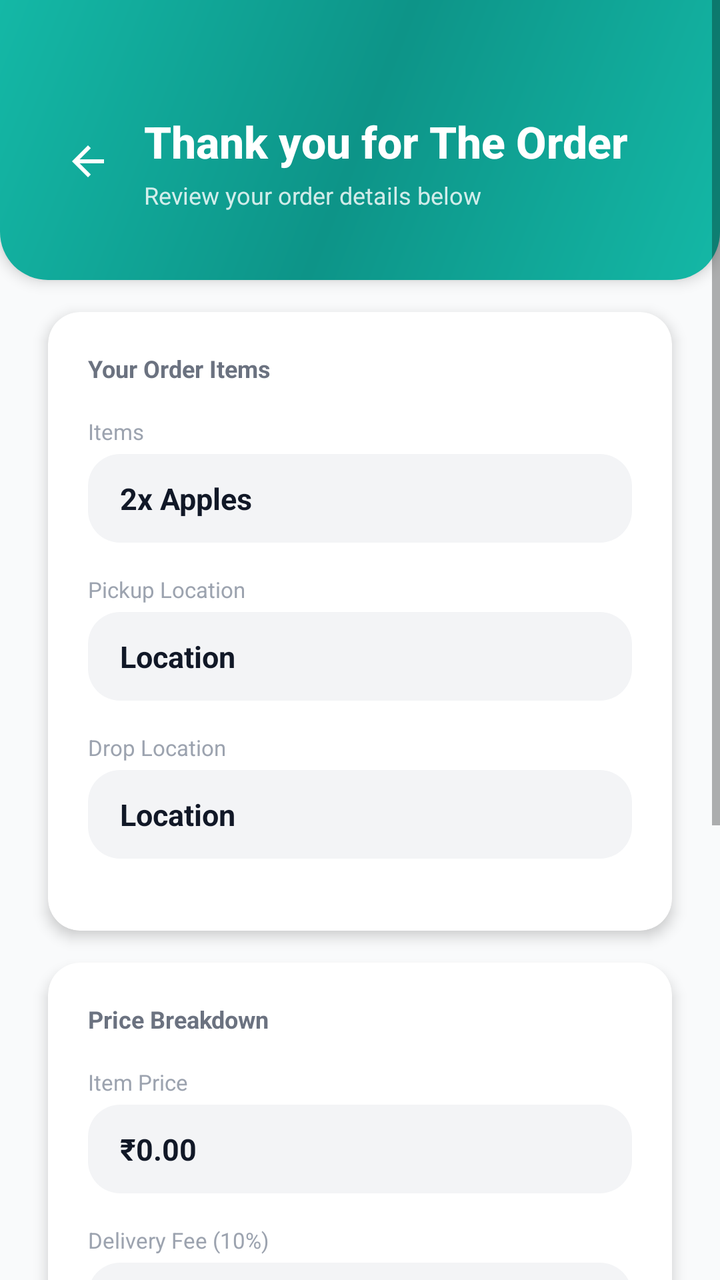
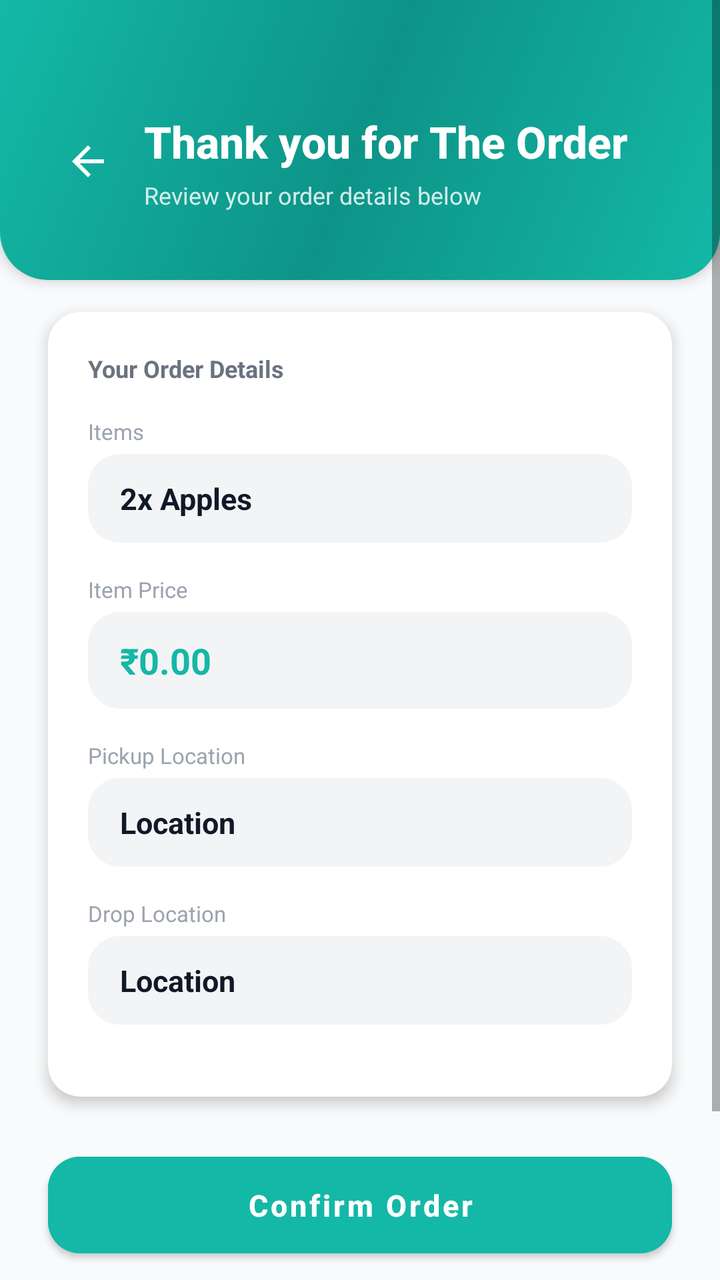

Before-and-after screenshots of an Android layout around one commit, followed by the original layout XML and the change that was made.
<!-- AndroidManifest.xml: application theme Theme.SmallBasket -->
<!-- res/layout/activity_order_confirmation.xml -->
<?xml version="1.0" encoding="utf-8"?>
<ScrollView xmlns:android="http://schemas.android.com/apk/res/android"
    xmlns:app="http://schemas.android.com/apk/res-auto"
    xmlns:tools="http://schemas.android.com/tools"
    android:layout_width="match_parent"
    android:layout_height="match_parent"
    android:background="#F9FAFB"
    android:fillViewport="true"
    tools:context=".OrderConfirmationActivity">

    <androidx.constraintlayout.widget.ConstraintLayout
        android:layout_width="match_parent"
        android:layout_height="wrap_content"
        android:paddingBottom="32dp">

        
        <LinearLayout
            android:id="@+id/headerCard"
            android:layout_width="match_parent"
            android:layout_height="140dp"
            android:background="@drawable/bg_teal_gradient"
            android:elevation="4dp"
            android:orientation="vertical"
            android:paddingStart="24dp"
            android:paddingTop="48dp"
            android:paddingEnd="24dp"
            android:paddingBottom="24dp"
            app:layout_constraintTop_toTopOf="parent">

            
            <LinearLayout
                android:layout_width="match_parent"
                android:layout_height="wrap_content"
                android:layout_marginTop="8dp"
                android:gravity="center_vertical"
                android:orientation="horizontal">

                <ImageView
                    android:id="@+id/btnBack"
                    android:layout_width="40dp"
                    android:layout_height="40dp"
                    android:background="?attr/selectableItemBackgroundBorderless"
                    android:clickable="true"
                    android:contentDescription="Back"
                    android:focusable="true"
                    android:padding="8dp"
                    android:src="@drawable/ic_arrow_back"
                    app:tint="#FFFFFF" />

                <LinearLayout
                    android:layout_width="0dp"
                    android:layout_height="wrap_content"
                    android:layout_marginStart="8dp"
                    android:layout_weight="1"
                    android:orientation="vertical">

                    <TextView
                        android:id="@+id/tvThankYou"
                        android:layout_width="wrap_content"
                        android:layout_height="wrap_content"
                        android:layout_marginBottom="4dp"
                        android:fontFamily="sans-serif-medium"
                        android:text="Thank you for The Order"
                        android:textColor="#FFFFFF"
                        android:textSize="22sp"
                        android:textStyle="bold" />

                    <TextView
                        android:layout_width="match_parent"
                        android:layout_height="wrap_content"
                        android:alpha="0.9"
                        android:text="Review your order details below"
                        android:textColor="#E6FFFFFF"
                        android:textSize="12sp" />
                </LinearLayout>
            </LinearLayout>
        </LinearLayout>

        
        <com.google.android.material.card.MaterialCardView
            android:id="@+id/cardOrderItems"
            android:layout_width="0dp"
            android:layout_height="wrap_content"
            android:layout_marginHorizontal="24dp"
            android:layout_marginTop="16dp"
            app:cardBackgroundColor="#FFFFFF"
            app:cardCornerRadius="16dp"
            app:cardElevation="4dp"
            app:layout_constraintEnd_toEndOf="parent"
            app:layout_constraintStart_toStartOf="parent"
            app:layout_constraintTop_toBottomOf="@id/headerCard">

            <LinearLayout
                android:layout_width="match_parent"
                android:layout_height="wrap_content"
                android:orientation="vertical"
                android:padding="20dp">

                <TextView
                    android:layout_width="wrap_content"
                    android:layout_height="wrap_content"
                    android:layout_marginBottom="16dp"
                    android:text="Your Order Items"
                    android:textColor="#6B7280"
                    android:textSize="12sp"
                    android:textStyle="bold" />

                
                <TextView
                    android:layout_width="wrap_content"
                    android:layout_height="wrap_content"
                    android:text="Items"
                    android:textColor="#9CA3AF"
                    android:textSize="11sp"
                    android:layout_marginBottom="4dp"/>

                <LinearLayout
                    android:layout_width="match_parent"
                    android:layout_height="wrap_content"
                    android:background="@drawable/info_field_bg"
                    android:paddingHorizontal="16dp"
                    android:paddingVertical="12dp"
                    android:layout_marginBottom="16dp">

                    <TextView
                        android:id="@+id/tvSampleItem"
                        android:layout_width="match_parent"
                        android:layout_height="wrap_content"
                        android:text="2x Apples"
                        android:textColor="#111827"
                        android:textSize="15sp"
                        android:textStyle="bold"/>
                </LinearLayout>

                
                <TextView
                    android:layout_width="wrap_content"
                    android:layout_height="wrap_content"
                    android:text="Pickup Location"
                    android:textColor="#9CA3AF"
                    android:textSize="11sp"
                    android:layout_marginBottom="4dp"/>

                <LinearLayout
                    android:layout_width="match_parent"
                    android:layout_height="wrap_content"
                    android:background="@drawable/info_field_bg"
                    android:paddingHorizontal="16dp"
                    android:paddingVertical="12dp"
                    android:layout_marginBottom="16dp">

                    <TextView
                        android:id="@+id/tvOrderPickup"
                        android:layout_width="match_parent"
                        android:layout_height="wrap_content"
                        android:text="Location"
                        android:textColor="#111827"
                        android:textSize="15sp"
                        android:textStyle="bold"/>
                </LinearLayout>

                
                <TextView
                    android:layout_width="wrap_content"
                    android:layout_height="wrap_content"
                    android:text="Drop Location"
                    android:textColor="#9CA3AF"
                    android:textSize="11sp"
                    android:layout_marginBottom="4dp"/>

                <LinearLayout
                    android:layout_width="match_parent"
                    android:layout_height="wrap_content"
                    android:background="@drawable/info_field_bg"
                    android:paddingHorizontal="16dp"
                    android:paddingVertical="12dp"
                    android:layout_marginBottom="16dp">

                    <TextView
                        android:id="@+id/tvOrderDrop"
                        android:layout_width="match_parent"
                        android:layout_height="wrap_content"
                        android:text="Location"
                        android:textColor="#111827"
                        android:textSize="15sp"
                        android:textStyle="bold"/>
                </LinearLayout>

                
                <TextView
                    android:id="@+id/labelPriority"
                    android:layout_width="wrap_content"
                    android:layout_height="wrap_content"
                    android:text="Priority"
                    android:textColor="#9CA3AF"
                    android:textSize="11sp"
                    android:layout_marginBottom="4dp"
                    android:visibility="gone"/>

                <LinearLayout
                    android:id="@+id/layoutPriority"
                    android:layout_width="match_parent"
                    android:layout_height="wrap_content"
                    android:background="@drawable/dasa_field_bg"
                    android:paddingHorizontal="16dp"
                    android:paddingVertical="12dp"
                    android:layout_marginBottom="16dp"
                    android:visibility="gone">

                    <TextView
                        android:id="@+id/tvPriority"
                        android:layout_width="match_parent"
                        android:layout_height="wrap_content"
                        android:text="⚡ High Priority"
                        android:textColor="#EF4444"
                        android:textSize="15sp"
                        android:textStyle="bold"/>
                </LinearLayout>

                
                <TextView
                    android:id="@+id/labelNotes"
                    android:layout_width="wrap_content"
                    android:layout_height="wrap_content"
                    android:text="Notes"
                    android:textColor="#9CA3AF"
                    android:textSize="11sp"
                    android:layout_marginBottom="4dp"
                    android:visibility="gone"/>

                <LinearLayout
                    android:id="@+id/layoutNotes"
                    android:layout_width="match_parent"
                    android:layout_height="wrap_content"
                    android:background="@drawable/info_field_bg"
                    android:paddingHorizontal="16dp"
                    android:paddingVertical="12dp"
                    android:visibility="gone">

                    <TextView
                        android:id="@+id/tvNotes"
                        android:layout_width="match_parent"
                        android:layout_height="wrap_content"
                        android:text="Sample notes"
                        android:textColor="#111827"
                        android:textSize="15sp"
                        android:textStyle="bold"/>
                </LinearLayout>
            </LinearLayout>
        </com.google.android.material.card.MaterialCardView>

        
        <com.google.android.material.card.MaterialCardView
            android:id="@+id/cardPriceBreakdown"
            android:layout_width="0dp"
            android:layout_height="wrap_content"
            android:layout_marginHorizontal="24dp"
            android:layout_marginTop="16dp"
            app:cardBackgroundColor="#FFFFFF"
            app:cardCornerRadius="16dp"
            app:cardElevation="4dp"
            app:layout_constraintEnd_toEndOf="parent"
            app:layout_constraintStart_toStartOf="parent"
            app:layout_constraintTop_toBottomOf="@id/cardOrderItems">

            <LinearLayout
                android:layout_width="match_parent"
                android:layout_height="wrap_content"
                android:orientation="vertical"
                android:padding="20dp">

                <TextView
                    android:layout_width="wrap_content"
                    android:layout_height="wrap_content"
                    android:layout_marginBottom="16dp"
                    android:text="Price Breakdown"
                    android:textColor="#6B7280"
                    android:textSize="12sp"
                    android:textStyle="bold" />

                
                <TextView
                    android:layout_width="wrap_content"
                    android:layout_height="wrap_content"
                    android:text="Item Price"
                    android:textColor="#9CA3AF"
                    android:textSize="11sp"
                    android:layout_marginBottom="4dp"/>

                <LinearLayout
                    android:layout_width="match_parent"
                    android:layout_height="wrap_content"
                    android:background="@drawable/info_field_bg"
                    android:paddingHorizontal="16dp"
                    android:paddingVertical="12dp"
                    android:layout_marginBottom="16dp">

                    <TextView
                        android:id="@+id/tvItemPrice"
                        android:layout_width="match_parent"
                        android:layout_height="wrap_content"
                        android:text="₹0.00"
                        android:textColor="#111827"
                        android:textSize="15sp"
                        android:textStyle="bold"/>
                </LinearLayout>

                
                <TextView
                    android:layout_width="wrap_content"
                    android:layout_height="wrap_content"
                    android:text="Delivery Fee (10%)"
                    android:textColor="#9CA3AF"
                    android:textSize="11sp"
                    android:layout_marginBottom="4dp"/>

                <LinearLayout
                    android:layout_width="match_parent"
                    android:layout_height="wrap_content"
                    android:background="@drawable/info_field_bg"
                    android:paddingHorizontal="16dp"
                    android:paddingVertical="12dp"
                    android:layout_marginBottom="16dp">

                    <TextView
                        android:id="@+id/tvDeliveryFee"
                        android:layout_width="match_parent"
                        android:layout_height="wrap_content"
                        android:text="₹0.00"
                        android:textColor="#111827"
                        android:textSize="15sp"
                        android:textStyle="bold"/>
                </LinearLayout>

                
                <View
                    android:layout_width="match_parent"
                    android:layout_height="1dp"
                    android:background="#E5E7EB"
                    android:layout_marginBottom="16dp" />

                
                <TextView
                    android:layout_width="wrap_content"
                    android:layout_height="wrap_content"
                    android:text="Total Amount"
                    android:textColor="#9CA3AF"
                    android:textSize="11sp"
                    android:layout_marginBottom="4dp"/>

                <LinearLayout
                    android:layout_width="match_parent"
                    android:layout_height="wrap_content"
                    android:background="@drawable/info_field_bg"
                    android:paddingHorizontal="16dp"
                    android:paddingVertical="12dp">

                    <TextView
                        android:id="@+id/tvTotalAmount"
                        android:layout_width="match_parent"
                        android:layout_height="wrap_content"
                        android:text="₹0.00"
                        android:textColor="#14B8A6"
                        android:textSize="24sp"
                        android:textStyle="bold"/>
                </LinearLayout>
            </LinearLayout>
        </com.google.android.material.card.MaterialCardView>

        
        <com.google.android.material.button.MaterialButton
            android:id="@+id/btnConfirmOrder"
            android:layout_width="0dp"
            android:layout_height="wrap_content"
            android:layout_marginHorizontal="24dp"
            android:layout_marginTop="24dp"
            android:backgroundTint="#14B8A6"
            android:paddingVertical="14dp"
            android:text="Confirm Order"
            android:textAllCaps="false"
            android:textColor="#FFFFFF"
            android:textSize="15sp"
            android:textStyle="bold"
            app:cornerRadius="16dp"
            app:layout_constraintEnd_toEndOf="parent"
            app:layout_constraintStart_toStartOf="parent"
            app:layout_constraintTop_toBottomOf="@id/cardPriceBreakdown" />

        
        <com.google.android.material.button.MaterialButton
            android:id="@+id/btnBackToEdit"
            android:layout_width="0dp"
            android:layout_height="wrap_content"
            android:layout_marginHorizontal="24dp"
            android:layout_marginTop="12dp"
            android:backgroundTint="#FFFFFF"
            android:paddingVertical="14dp"
            android:text="Back to Edit"
            android:textAllCaps="false"
            android:textColor="#14B8A6"
            android:textSize="15sp"
            android:textStyle="bold"
            app:cornerRadius="16dp"
            app:strokeColor="#14B8A6"
            app:strokeWidth="2dp"
            app:layout_constraintEnd_toEndOf="parent"
            app:layout_constraintStart_toStartOf="parent"
            app:layout_constraintTop_toBottomOf="@id/btnConfirmOrder" />

        


    </androidx.constraintlayout.widget.ConstraintLayout>
</ScrollView>
<!-- resources referenced by this layout -->
<resources>
  <!-- drawable bg_teal_gradient (drawable) -->
  <?xml version="1.0" encoding="utf-8"?>
  <shape xmlns:android="http://schemas.android.com/apk/res/android">
      <gradient
          android:angle="135"
          android:startColor="#14B8A6"
          android:centerColor="#0D9488"
          android:endColor="#14B8A6"
          android:type="linear" />
      <corners
          android:bottomLeftRadius="24dp"
          android:bottomRightRadius="24dp" />
  </shape>
  <!-- drawable dasa_field_bg (drawable) -->
  <shape xmlns:android="http://schemas.android.com/apk/res/android">
      <solid android:color="#FEE2E2"/>
      <corners android:radius="16dp"/>
  </shape>
  <!-- drawable ic_arrow_back (drawable) -->
  <vector xmlns:android="http://schemas.android.com/apk/res/android"
      android:width="24dp"
      android:height="24dp"
      android:viewportWidth="24"
      android:viewportHeight="24">
      <path
          android:fillColor="#FFFFFF"
          android:pathData="M20,11H7.83l5.59,-5.59L12,4l-8,8 8,8 1.41,-1.41L7.83,13H20v-2z"/>
  </vector>
  <!-- drawable info_field_bg (drawable) -->
  <shape xmlns:android="http://schemas.android.com/apk/res/android">
      <solid android:color="#F3F4F6"/>
      <corners android:radius="16dp"/>
  </shape>
  <style name="Theme.SmallBasket" parent="Theme.MaterialComponents.DayNight.NoActionBar">
          
          <item name="colorPrimary">@color/teal_500</item>
          <item name="colorPrimaryVariant">@color/teal_600</item>
          <item name="colorOnPrimary">@color/white</item>
  
          
          <item name="colorSecondary">@color/amber_500</item>
          <item name="colorSecondaryVariant">@color/amber_600</item>
          <item name="colorOnSecondary">@color/white</item>
  
          
          <item name="android:colorBackground">@color/bg_light</item>
          <item name="colorSurface">@color/card_bg_light</item>
          <item name="colorOnBackground">@color/text_primary</item>
          <item name="colorOnSurface">@color/text_primary</item>
  
          
          <item name="android:statusBarColor">@color/white</item>
          <item name="android:windowLightStatusBar">true</item>
  
          
          <item name="android:navigationBarColor">@color/white</item>
          <item name="android:windowLightNavigationBar">true</item>
      </style>
  <color name="teal_500">#14B8A6</color>
  <color name="teal_600">#0D9488</color>
  <color name="white">#FFFFFFFF</color>
  <color name="amber_500">#F59E0B</color>
  <color name="amber_600">#D97706</color>
  <color name="bg_light">#F9FAFB</color>
  <color name="card_bg_light">#FFFFFF</color>
  <color name="text_primary">#111827</color>
</resources>

<!-- the commit's change to res/layout/activity_order_confirmation.xml (unified diff, before → after) -->
@@ -100,7 +100,7 @@
                     android:layout_width="wrap_content"
                     android:layout_height="wrap_content"
                     android:layout_marginBottom="16dp"
-                    android:text="Your Order Items"
+                    android:text="Your Order Details"
                     android:textColor="#6B7280"
                     android:textSize="12sp"
                     android:textStyle="bold" />
@@ -136,6 +136,33 @@
                 <TextView
                     android:layout_width="wrap_content"
                     android:layout_height="wrap_content"
+                    android:text="Item Price"
+                    android:textColor="#9CA3AF"
+                    android:textSize="11sp"
+                    android:layout_marginBottom="4dp"/>
+
+                <LinearLayout
+                    android:layout_width="match_parent"
+                    android:layout_height="wrap_content"
+                    android:background="@drawable/info_field_bg"
+                    android:paddingHorizontal="16dp"
+                    android:paddingVertical="12dp"
+                    android:layout_marginBottom="16dp">
+
+                    <TextView
+                        android:id="@+id/tvItemPrice"
+                        android:layout_width="match_parent"
+                        android:layout_height="wrap_content"
+                        android:text="₹0.00"
+                        android:textColor="#14B8A6"
+                        android:textSize="18sp"
+                        android:textStyle="bold"/>
+                </LinearLayout>
+
+                
+                <TextView
+                    android:layout_width="wrap_content"
+                    android:layout_height="wrap_content"
                     android:text="Pickup Location"
                     android:textColor="#9CA3AF"
                     android:textSize="11sp"
@@ -244,124 +271,6 @@
                         android:text="Sample notes"
                         android:textColor="#111827"
                         android:textSize="15sp"
-                        android:textStyle="bold"/>
-                </LinearLayout>
-            </LinearLayout>
-        </com.google.android.material.card.MaterialCardView>
-
-        
-        <com.google.android.material.card.MaterialCardView
-            android:id="@+id/cardPriceBreakdown"
-            android:layout_width="0dp"
-            android:layout_height="wrap_content"
-            android:layout_marginHorizontal="24dp"
-            android:layout_marginTop="16dp"
-            app:cardBackgroundColor="#FFFFFF"
-            app:cardCornerRadius="16dp"
-            app:cardElevation="4dp"
-            app:layout_constraintEnd_toEndOf="parent"
-            app:layout_constraintStart_toStartOf="parent"
-            app:layout_constraintTop_toBottomOf="@id/cardOrderItems">
-
-            <LinearLayout
-                android:layout_width="match_parent"
-                android:layout_height="wrap_content"
-                android:orientation="vertical"
-                android:padding="20dp">
-
-                <TextView
-                    android:layout_width="wrap_content"
-                    android:layout_height="wrap_content"
-                    android:layout_marginBottom="16dp"
-                    android:text="Price Breakdown"
-                    android:textColor="#6B7280"
-                    android:textSize="12sp"
-                    android:textStyle="bold" />
-
-                
-                <TextView
-                    android:layout_width="wrap_content"
-                    android:layout_height="wrap_content"
-                    android:text="Item Price"
-                    android:textColor="#9CA3AF"
-                    android:textSize="11sp"
-                    android:layout_marginBottom="4dp"/>
-
-                <LinearLayout
-                    android:layout_width="match_parent"
-                    android:layout_height="wrap_content"
-                    android:background="@drawable/info_field_bg"
-                    android:paddingHorizontal="16dp"
-                    android:paddingVertical="12dp"
-                    android:layout_marginBottom="16dp">
-
-                    <TextView
-                        android:id="@+id/tvItemPrice"
-                        android:layout_width="match_parent"
-                        android:layout_height="wrap_content"
-                        android:text="₹0.00"
-                        android:textColor="#111827"
-                        android:textSize="15sp"
-                        android:textStyle="bold"/>
-                </LinearLayout>
-
-                
-                <TextView
-                    android:layout_width="wrap_content"
-                    android:layout_height="wrap_content"
-                    android:text="Delivery Fee (10%)"
-                    android:textColor="#9CA3AF"
-                    android:textSize="11sp"
-                    android:layout_marginBottom="4dp"/>
-
-                <LinearLayout
-                    android:layout_width="match_parent"
-                    android:layout_height="wrap_content"
-                    android:background="@drawable/info_field_bg"
-                    android:paddingHorizontal="16dp"
-                    android:paddingVertical="12dp"
-                    android:layout_marginBottom="16dp">
-
-                    <TextView
-                        android:id="@+id/tvDeliveryFee"
-                        android:layout_width="match_parent"
-                        android:layout_height="wrap_content"
-                        android:text="₹0.00"
-                        android:textColor="#111827"
-                        android:textSize="15sp"
-                        android:textStyle="bold"/>
-                </LinearLayout>
-
-                
-                <View
-                    android:layout_width="match_parent"
-                    android:layout_height="1dp"
-                    android:background="#E5E7EB"
-                    android:layout_marginBottom="16dp" />
-
-                
-                <TextView
-                    android:layout_width="wrap_content"
-                    android:layout_height="wrap_content"
-                    android:text="Total Amount"
-                    android:textColor="#9CA3AF"
-                    android:textSize="11sp"
-                    android:layout_marginBottom="4dp"/>
-
-                <LinearLayout
-                    android:layout_width="match_parent"
-                    android:layout_height="wrap_content"
-                    android:background="@drawable/info_field_bg"
-                    android:paddingHorizontal="16dp"
-                    android:paddingVertical="12dp">
-
-                    <TextView
-                        android:id="@+id/tvTotalAmount"
-                        android:layout_width="match_parent"
-                        android:layout_height="wrap_content"
-                        android:text="₹0.00"
-                        android:textColor="#14B8A6"
-                        android:textSize="24sp"
                         android:textStyle="bold"/>
                 </LinearLayout>
             </LinearLayout>
@@ -384,7 +293,7 @@
             app:cornerRadius="16dp"
             app:layout_constraintEnd_toEndOf="parent"
             app:layout_constraintStart_toStartOf="parent"
-            app:layout_constraintTop_toBottomOf="@id/cardPriceBreakdown" />
+            app:layout_constraintTop_toBottomOf="@id/cardOrderItems" />
 
         
         <com.google.android.material.button.MaterialButton
@@ -407,8 +316,5 @@
             app:layout_constraintStart_toStartOf="parent"
             app:layout_constraintTop_toBottomOf="@id/btnConfirmOrder" />
 
-        
-
-
     </androidx.constraintlayout.widget.ConstraintLayout>
 </ScrollView>
